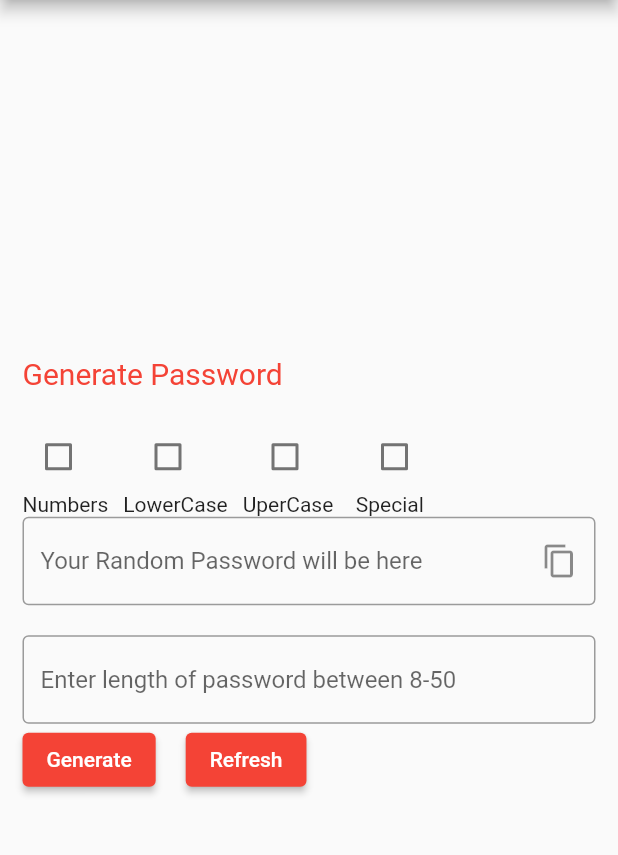
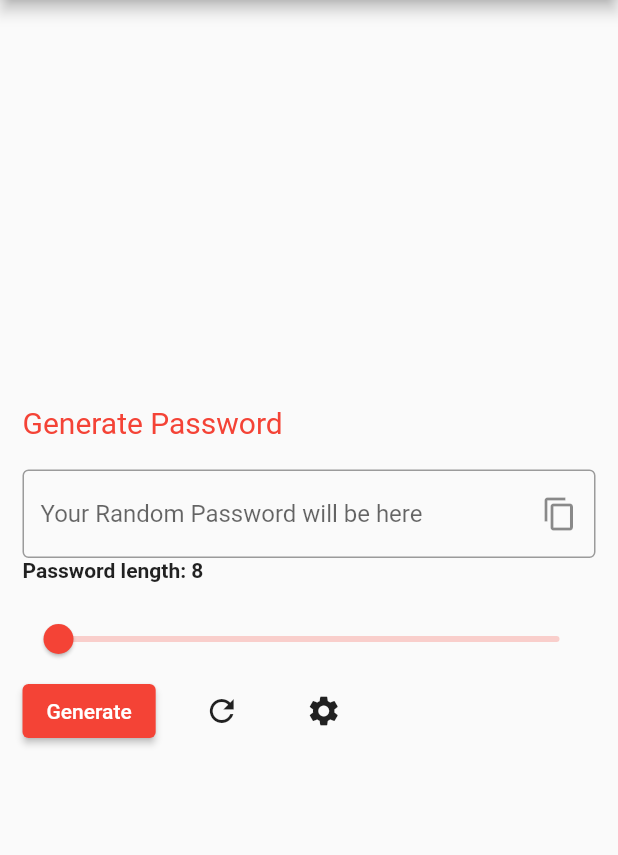
Before and after one commit to codewithumar/passwordmanagerFlutter, a Flutter app: the screen it shows after launch, on a phone screen of 412 x 824 dp, the part 84-939 px from its top. Run offline on Flutter 3.47's test engine with Material 2 defaults, Android fonts, the phone set to English and light mode, and no system bars.

Commit message:
Trello id: JkWzWHTO The password length implemened

```diff
--- a/lib/Widgets/passwordGeneratoWidget.dart
+++ b/lib/Widgets/passwordGeneratoWidget.dart
@@ -3,16 +3,17 @@ import 'dart:math';
 import 'package:flutter/material.dart';
 import 'package:flutter/services.dart';
 
-class generatePassword extends StatefulWidget {
-  const generatePassword({Key? key}) : super(key: key);
+class GeneratePassword extends StatefulWidget {
+  const GeneratePassword({Key? key}) : super(key: key);
 
   @override
-  State<generatePassword> createState() => generatePasswordState();
+  State<GeneratePassword> createState() => GeneratePasswordState();
 }
 
-class generatePasswordState extends State<generatePassword> {
+class GeneratePasswordState extends State<GeneratePassword> {
   final controller = TextEditingController();
   final controllerLength = TextEditingController();
+  int value = 8;
   bool hasNumbers = false;
   bool hasSpecial = false;
   bool hasUpercase = false;
@@ -42,66 +43,10 @@ class generatePasswordState extends State<generatePassword> {
           const SizedBox(
             height: 20.0,
           ),
-          Row(
-            children: [
-              Checkbox(
-                  value: hasNumbers,
-                  onChanged: (bool? newValue) {
-                    setState(() {
-                      hasNumbers = newValue!;
-                    });
-                  }),
-              const SizedBox(
-                width: 25.0,
-              ),
-              Checkbox(
-                  value: hasLowerCase,
-                  onChanged: (bool? newValue) {
-                    setState(() {
-                      hasLowerCase = newValue!;
-                    });
-                  }),
-              const SizedBox(
-                width: 30.0,
-              ),
-              Checkbox(
-                  value: hasUpercase,
-                  onChanged: (bool? newValue) {
-                    setState(() {
-                      hasUpercase = newValue!;
-                    });
-                  }),
-              const SizedBox(
-                width: 25.0,
-              ),
-              Checkbox(
-                  value: hasSpecial,
-                  onChanged: (bool? newValue) {
-                    setState(() {
-                      hasSpecial = newValue!;
-                    });
-                  }),
-            ],
-          ),
-          Row(
-            children: const [
-              Text('Numbers'),
-              SizedBox(
-                width: 10.0,
-              ),
-              Text('LowerCase'),
-              SizedBox(
-                width: 10.0,
-              ),
-              Text('UperCase'),
-              SizedBox(
-                width: 15.0,
-              ),
-              Text('Special'),
-            ],
-          ),
           TextField(
               readOnly: true,
+              maxLines: 2,
+              minLines: 1,
               controller: controller,
               enableInteractiveSelection: false,
               decoration: InputDecoration(
@@ -111,7 +56,7 @@ class generatePasswordState extends State<generatePassword> {
                     icon: const Icon(Icons.copy),
                     onPressed: () {
                       if (controller.text == '') {
-                        buildsnackbar("Error");
+                        buildsnackbar("Error! Password Field is empty");
                       } else {
                         final data = ClipboardData(text: controller.text);
                         Clipboard.setData(data);
@@ -120,35 +65,146 @@ class generatePasswordState extends State<generatePassword> {
                       }
                     },
                   ))),
+          SizedBox(
+              height: 20,
+              width: 150,
+              child: Text(
+                "Password length: $value",
+                style: const TextStyle(fontWeight: FontWeight.bold),
+              )),
           const SizedBox(
-            height: 20.0,
+            height: 10.0,
           ),
-          TextField(
-              controller: controllerLength,
-              enableInteractiveSelection: false,
-              inputFormatters: <TextInputFormatter>[
-                FilteringTextInputFormatter.allow(
-                    RegExp("^(?:[1-9]|[1-4][0-9]|50)\$")),
-              ],
-              decoration: const InputDecoration(
-                hintText: "Enter length of password between 8-50",
-                border: OutlineInputBorder(),
-              )),
+          Slider(
+              onChanged: (double newvalue) {
+                setState(() {
+                  value = newvalue.round();
+                });
+              },
+              min: 8,
+              max: 50,
+              value: value.toDouble()),
           Row(
+            //mainAxisAlignment: MainAxisAlignment.start,
+            crossAxisAlignment: CrossAxisAlignment.center,
             children: [
               buildButton(),
               const SizedBox(
                 width: 20.0,
               ),
-              ElevatedButton(
+              IconButton(
+                onPressed: () {
+                  controller.text = "";
+                },
+                icon: const Icon(Icons.refresh),
+              ),
+              const SizedBox(
+                width: 20.0,
+              ),
+              IconButton(
                   onPressed: () {
-                    controller.text = "";
+                    setState(() {
+                      showbottomsheet();
+                    });
                   },
-                  child: const Text('Refresh')),
+                  icon: const Icon(Icons.settings)),
             ],
           ),
         ],
       ),
+    );
+  }
+
+  Widget buildbottom() {
+    return Column(
+      children: <Widget>[
+        const SizedBox(
+          height: 10,
+        ),
+        const Center(
+            child: Text(
+          "Setting",
+          style: TextStyle(
+            fontWeight: FontWeight.bold,
+            fontSize: 20,
+          ),
+        )),
+        StatefulBuilder(
+          builder: (BuildContext context, setState) => CheckboxListTile(
+            value: hasNumbers,
+            title: const Text("Numbers"),
+            controlAffinity: ListTileControlAffinity.leading,
+            onChanged: (bool? newValue) {
+              setState(() {
+                hasNumbers = newValue!;
+              });
+            },
+          ),
+        ),
+        StatefulBuilder(
+          builder: (BuildContext context, setState) => CheckboxListTile(
+            value: hasUpercase,
+            title: const Text("Upper Case"),
+            controlAffinity: ListTileControlAffinity.leading,
+            onChanged: (bool? newValue) {
+              setState(() {
+                hasUpercase = newValue!;
+              });
+            },
+          ),
+        ),
+        StatefulBuilder(
+          builder: (BuildContext context, setState) => CheckboxListTile(
+            value: hasLowerCase,
+            title: const Text("Lower Case"),
+            controlAffinity: ListTileControlAffinity.leading,
+            onChanged: (bool? newValue) {
+              setState(() {
+                hasLowerCase = newValue!;
+              });
+            },
+          ),
+        ),
+        StatefulBuilder(
+          builder: (BuildContext context, setState) => CheckboxListTile(
+            value: hasSpecial,
+            title: const Text("Special Characters"),
+            controlAffinity: ListTileControlAffinity.leading,
+            onChanged: (bool? newValue) {
+              setState(() {
+                hasSpecial = newValue!;
+              });
+            },
+          ),
+        ),
+      ],
+    );
+  }
+
+  showbottomsheet() {
+    showModalBottomSheet(
+      backgroundColor: const Color(0xFF737373),
+      context: context,
+      isScrollControlled: true,
+      builder: (context) {
+        return DraggableScrollableSheet(
+          expand: false,
+          initialChildSize: 0.4,
+          maxChildSize: 0.9,
+          minChildSize: 0.32,
+          builder: (BuildContext context, ScrollController scrollController) =>
+              Container(
+            decoration: const BoxDecoration(
+                color: Colors.white,
+                borderRadius: BorderRadius.vertical(
+                  top: Radius.circular(20),
+                )),
+            height: 200,
+            //color: Colors.black,
+            child: buildbottom(),
+          ),
+        );
+      },
     );
   }
 
@@ -163,7 +219,6 @@ class generatePasswordState extends State<generatePassword> {
       ..showSnackBar(snackbar);
   }
 
-  validate() {}
   Widget buildButton() {
     return ElevatedButton(
         child: const Text("Generate"),
@@ -174,27 +229,8 @@ class generatePasswordState extends State<generatePassword> {
         });
   }
 
-  // Widget dropdownlist() {
-  //   String? value;
-  //   final items = ['1', '2', '3', '4'];
-  //   return DropdownButton<String>(
-  //        value: value,
-  //       isExpanded: true,
-  //       items: items.map(builddropdown).toList(),
-  //       onChanged: (value) => setState(() => setState(() {
-  //             value = value;
-  //           })));
-  // }
-
-  // DropdownMenuItem<String> builddropdown(String item) => DropdownMenuItem(
-  //     value: item,
-  //     child: Text(
-  //       item,
-  //       style: const TextStyle(fontWeight: FontWeight.bold),
-  //     ));
-
   String generatePasswrod() {
-    int length = int.parse(controllerLength.text);
+    int length = value;
     String capitalalphabets = 'ABCDEFGHIJKLMNOPQRSTUVWXYZ';
     String smallalphabets = 'abcdefghijklmnopqrstuvwxyz';
     String numbers = '0123456789';
--- a/lib/main.dart
+++ b/lib/main.dart
@@ -37,6 +37,6 @@ class _MyHomePageState extends State<MyHomePage> {
         appBar: AppBar(
           title: Text(widget.title),
         ),
-        body: const generatePassword());
+        body: const GeneratePassword());
   }
 }
--- a/pubspec.yaml
+++ b/pubspec.yaml
@@ -29,8 +29,7 @@ environment:
 dependencies:
   flutter:
     sdk: flutter
-  flutter_seekbar:
-    git: https://github.com/LiuC520/flutter_seekbar.git
+
 
 
   # The following adds the Cupertino Icons font to your application.
```
Also changed, not shown: pubspec.lock.
